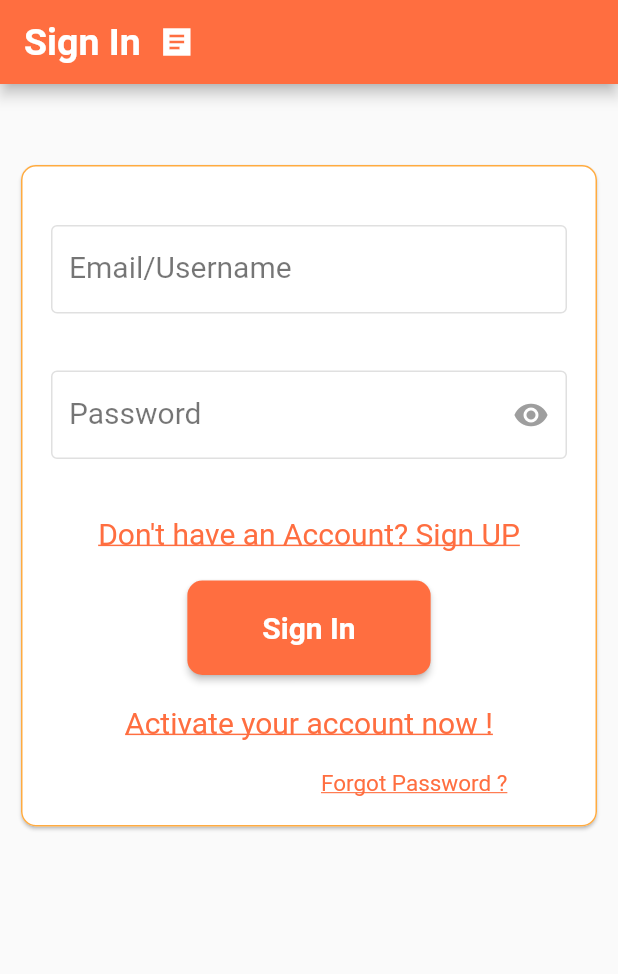
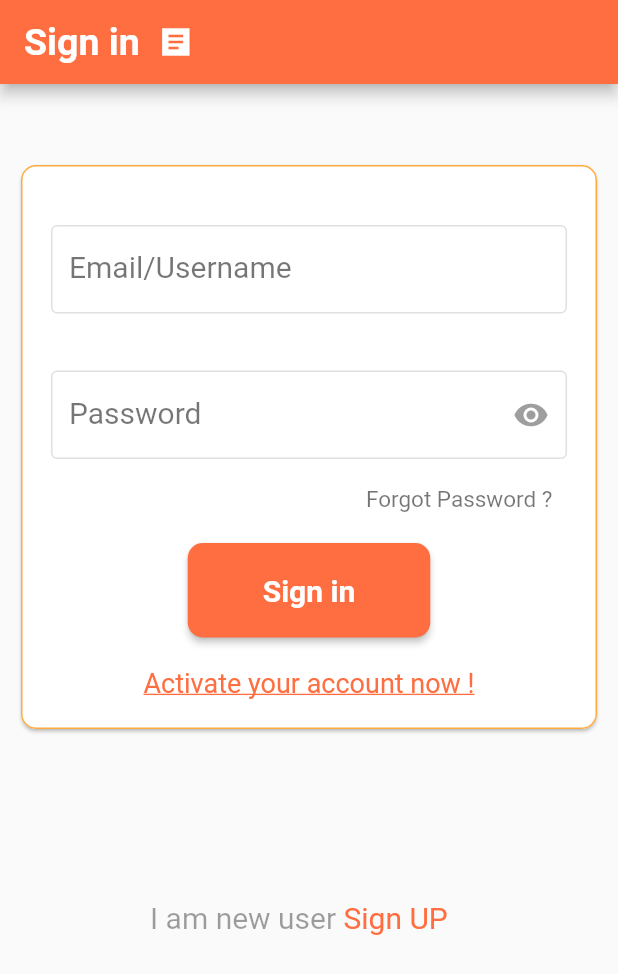
Before and after one commit to mouritech-kalyani/blogger-app, a Flutter app: the screen it shows after launch, on a phone screen of 412 x 824 dp. Shown: the top 974 px of the screen. Run offline on Flutter 3.47's test engine with Material 2 defaults, Android fonts, the light colour scheme and no system bars; our stand-ins replace flutter_spinkit, fluttertoast, image_picker; missing offline and left inert: flutter_session.

Commit message:
ui fixes

```diff
--- a/lib/pages/signin/signin.dart
+++ b/lib/pages/signin/signin.dart
@@ -37,7 +37,7 @@ class _SignInState extends State<SignIn> {
       appBar: AppBar(
         title: Row(
           children: [
-            Text('Sign In',style: TextStyle(fontWeight: FontWeight.bold,fontSize: appBarTitle)),
+            Text('Sign in',style: TextStyle(fontWeight: FontWeight.bold,fontSize: appBarTitle)),
             IconButton(onPressed: (){}, icon: Icon(Icons.article_sharp,color: Colors.white,)),
           ],
         ),
@@ -51,7 +51,9 @@ class _SignInState extends State<SignIn> {
 
       body: SingleChildScrollView(
         child: Container(
-          child: Padding(
+          child: Column(
+            children: [
+              Padding(
                 padding: const EdgeInsets.fromLTRB(10, 50, 10, 10),
                 child: Card(
                   shape: RoundedRectangleBorder(
@@ -135,13 +137,15 @@ class _SignInState extends State<SignIn> {
                         ),
                         //show password error if it is invalid
                         Text('$passwordError',style: TextStyle(color: Colors.red,fontSize: blogTimeAndCompany)),
-                    SizedBox(height: normalFontSize),
                         GestureDetector(
                           //if account not there then sign up
 
-                      child: Center(child: Text("$noAccount", style: TextStyle(decoration: TextDecoration.underline,color: Colors.deepOrangeAccent,fontSize: normalFontSize))),
+                          child: Padding(
+                            padding: const EdgeInsets.fromLTRB(210, 0, 0, 0),
+                            child: Text("$forgotPassword", style: TextStyle(color: Colors.black54,fontSize: blogTimeAndCompany)),
+                          ),
                           onTap: (){
-                        Navigator.pushNamed(context, '/signup');
+                            Navigator.pushNamed(context, '/forgotpassword');
                           },
                         ),
                         SizedBox(height: normalFontSize),
@@ -177,7 +181,7 @@ class _SignInState extends State<SignIn> {
                                   signInFunction();
                                 }
                               },
-                          child: Text('Sign In',style: TextStyle(fontWeight: FontWeight.bold,color: Colors.white,fontSize: normalFontSize),),
+                              child: Text('Sign in',style: TextStyle(fontWeight: FontWeight.bold,color: Colors.white,fontSize: normalFontSize),),
                               style: ButtonStyle(
                                 padding: MaterialStateProperty.all(EdgeInsets.fromLTRB(50,20,50,20)),
                                 backgroundColor: MaterialStateProperty.all(Colors.deepOrangeAccent),
@@ -193,27 +197,41 @@ class _SignInState extends State<SignIn> {
                         GestureDetector(
                           //if account not there then sign up
 
-                      child: Center(child: Text("$activateAccount", style: TextStyle(decoration: TextDecoration.underline,color: Colors.deepOrangeAccent,fontSize: normalFontSize))),
+                          child: Center(child: Text("$activateAccount", style: TextStyle(decoration: TextDecoration.underline,color: Colors.deepOrangeAccent,fontSize: fullNameSize))),
                           onTap: (){
                             Navigator.pushNamed(context, '/activateaccount');
                           },
                         ),
-                    SizedBox(height: normalFontSize,),
+                        // SizedBox(height: normalFontSize),
+                      ],
+                    ),
+                  ),
+                ),
+              ),
+              Padding(
+                padding: const EdgeInsets.fromLTRB(100, 100, 0, 0),
+                child: Row(
+                  children: [
                     GestureDetector(
                       //if account not there then sign up
 
-                      child: Padding(
-                        padding: const EdgeInsets.fromLTRB(180, 0, 0, 0),
-                        child: Text("$forgotPassword", style: TextStyle(decoration: TextDecoration.underline,color: Colors.deepOrangeAccent,fontSize: blogTimeAndCompany)),
+                      child: Center(child: Text("$noAccount", style: TextStyle(color: Colors.black38,fontSize: normalFontSize))),
+                      onTap: (){
+                        Navigator.pushNamed(context, '/signup');
+                      },
                     ),
+                    GestureDetector(
+                      //if account not there then sign up
+
+                      child: Center(child: Text("$signUpHere", style: TextStyle(color: Colors.deepOrangeAccent,fontSize: normalFontSize))),
                       onTap: (){
-                        Navigator.pushNamed(context, '/forgotpassword');
+                        Navigator.pushNamed(context, '/signup');
                       },
                     ),
                   ],
                 ),
               ),
-            ),
+            ],
           ),
         ),
       ),
--- a/lib/utils/messages/message.dart
+++ b/lib/utils/messages/message.dart
@@ -31,8 +31,10 @@ String deleteAccount="Are you sure want to deactivate your account ?";
 String provideData="Please provide the data to update";
 String deactivateAccount="Account Deactivated";
 String noBlogs="No Blogs Yet Please Add Your Blogs Here..";
-String noAccount="Don't have an Account? Sign UP";
-String accountIs="Already have an Account ? Sign In";
+String noAccount="I am new user ";
+String signUpHere="Sign UP";
+String accountIs="Already have an Account? ";
+String signInHere="Sign In";
 String emailError="Please enter valid email address";
 String enterDescriptive="Enter Your Descriptive Content";
 String blogDesc="Add Blog Description Here..";
```
Also changed, not shown: lib/pages/signup/signup.dart (+24 -11 lines), 1 other file. Lines whose indentation alone changed are shown as unchanged.
